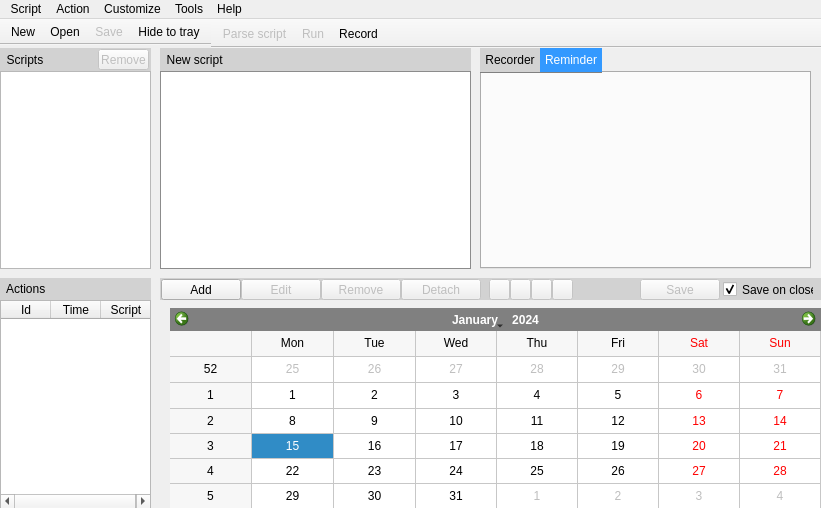
Before: the Qt Designer form DoForMe!/mainwin.ui in jajcek/DoForMe, drawn with Qt 5.
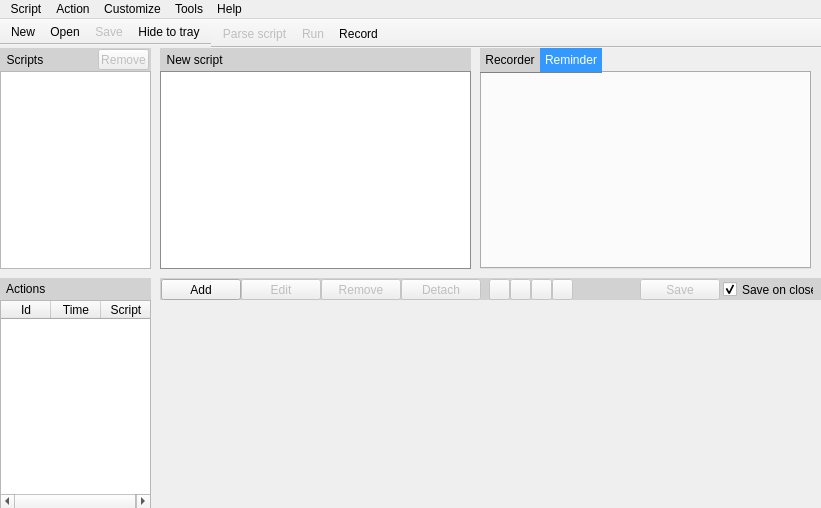
After: the same form once the commit is applied. Icons and pictures are not drawn.

Commit message: - some shortcuts for the most important actions

What changed in the file:
```diff
--- a/DoForMe!/mainwin.ui
+++ b/DoForMe!/mainwin.ui
@@ -30,24 +30,6 @@
    <enum>QTabWidget::Rounded</enum>
   </property>
   <widget class="QWidget" name="centralWidget">
-   <widget class="QCalendarWidget" name="calendarWidget">
-    <property name="geometry">
-     <rect>
-      <x>170</x>
-      <y>260</y>
-      <width>651</width>
-      <height>201</height>
-     </rect>
-    </property>
-    <property name="styleSheet">
-     <string notr="true">#qt_calendar_navigationbar {
-	background-color: gray;
-}</string>
-    </property>
-    <property name="gridVisible">
-     <bool>true</bool>
-    </property>
-   </widget>
    <widget class="QTabWidget" name="tabWidget">
     <property name="enabled">
      <bool>true</bool>
```
Left out of the diff: 43 changed lines with no effect on the pictures.
